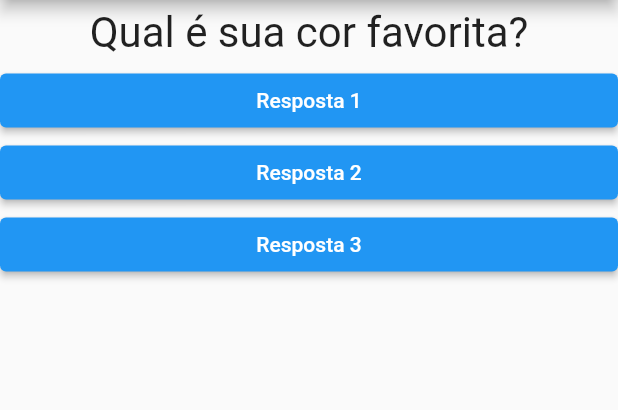
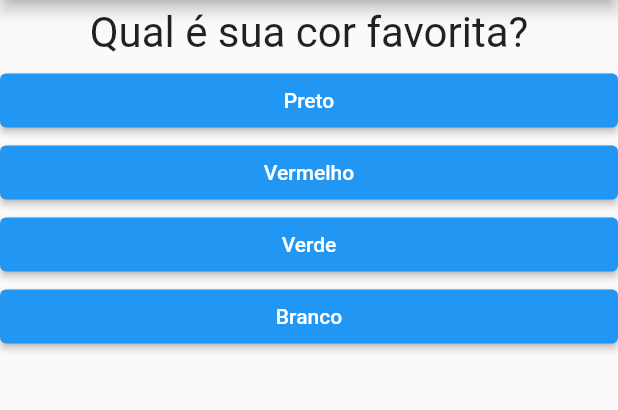
Before and after one commit to igorsromero/projeto_perguntas, a Flutter app: the screen it shows after launch, on a phone screen of 412 x 824 dp, the part 84-494 px from its top. Run offline on Flutter 3.47's test engine with Material 2 defaults, Android fonts, the phone set to English and light mode, and no system bars.

Commit message:
Avoiding acess to non-existtent page.

```diff
--- a/lib/main.dart
+++ b/lib/main.dart
@@ -7,15 +7,7 @@ main() => runApp(new PerguntaApp());
 class _PerguntaAppState extends State<PerguntaApp> {
   var _perguntaSelecionada = 0;
 
-  void _responder() {
-    setState(() {
-      _perguntaSelecionada++;
-    });
-  }
-
-  @override
-  Widget build(BuildContext context) {
-    final List<Map> perguntas = [
+  final List<Map> _perguntas = const [
     {
       'texto': 'Qual é sua cor favorita?',
       'respostas': ['Preto', 'Vermelho', 'Verde', 'Branco'],
@@ -29,19 +21,38 @@ class _PerguntaAppState extends State<PerguntaApp> {
       'respostas': ['Nathália', 'Natalia', 'Natholia', 'Natolina'],
     }
   ];
+
+  void _responder() {
+    if (temPerguntaSelecionada) {
+      setState(() {
+        _perguntaSelecionada++;
+      });
+    }
+  }
+
+  bool get temPerguntaSelecionada {
+    return _perguntaSelecionada < _perguntas.length;
+  }
+
+  @override
+  Widget build(BuildContext context) {
+    List<String> respostas = temPerguntaSelecionada
+        ? _perguntas[_perguntaSelecionada]['respostas']
+        : [''];
+
     return MaterialApp(
       home: Scaffold(
         appBar: AppBar(
           title: Center(child: Text('Perguntas')),
         ),
-        body: Column(
+        body: temPerguntaSelecionada
+            ? Column(
                 children: [
-            Questao(perguntas[_perguntaSelecionada]['texto']),
-            Resposta('Resposta 1', _responder),
-            Resposta('Resposta 2', _responder),
-            Resposta('Resposta 3', _responder),
+                  Questao(_perguntas[_perguntaSelecionada]['texto']),
+                  ...respostas.map((t) => Resposta(t, _responder)).toList(),
                 ],
-        ),
+              )
+            : null,
       ),
     );
   }
```
Lines whose indentation alone changed are shown as unchanged.
